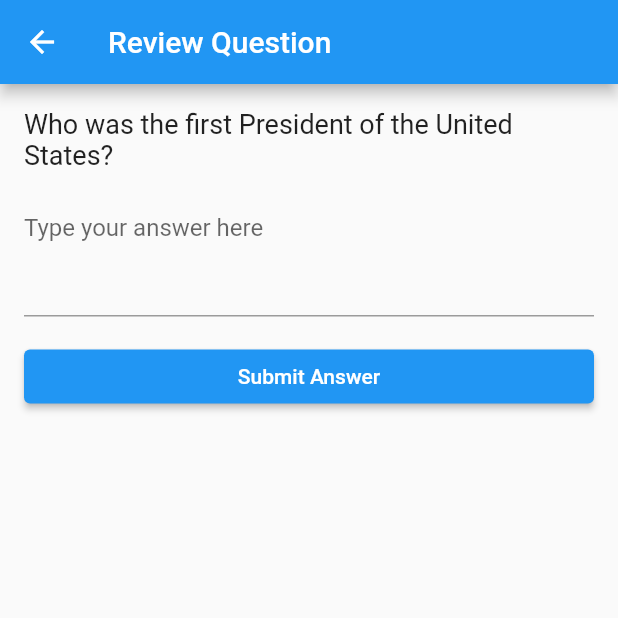
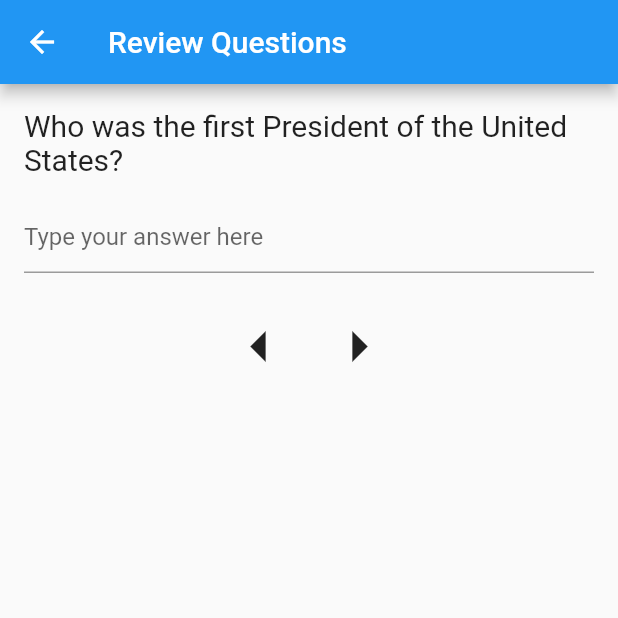
Before and after one commit to awest25/Retainify, a Flutter app: the screen it shows after launch, after a tap on "Review Screen", on a phone screen of 412 x 824 dp, the top half of it. Run offline on Flutter 3.47's test engine with Material 2 defaults, Android fonts, the phone set to English and light mode, and no system bars.

Commit message:
Navigation across 5 questions

```diff
--- a/lib/screens/NotesScreen.dart
+++ b/lib/screens/NotesScreen.dart
@@ -14,10 +14,14 @@ class NotesScreen extends StatelessWidget {
                       Navigator.push(
                           context,
                           MaterialPageRoute(
-                              builder: (context) => ReviewScreen(
-                                    question:
-                                        'Who was the first President of the United States?',
-                                  )));
+                              builder: (context) =>
+                                  const ReviewScreen(questions: [
+                                    'Who was the first President of the United States?',
+                                    'Who was the second President of the United States?',
+                                    'Who was the third President of the United States?',
+                                    'Who was the fourth President of the United States?',
+                                    'Who was the fifth President of the United States?',
+                                  ])));
                     },
                     child: const Text("Review Screen")))));
   }
--- a/lib/screens/ReviewScreen.dart
+++ b/lib/screens/ReviewScreen.dart
@@ -2,34 +2,24 @@ import 'package:flutter/material.dart';
 import 'package:retainify/screens/NotesScreen.dart';
 
 class ReviewScreen extends StatefulWidget {
-  final String question;
+  final List<String> questions;
 
-  ReviewScreen({required this.question});
+  const ReviewScreen({super.key, required this.questions});
 
   @override
   _ReviewScreenState createState() => _ReviewScreenState();
 }
 
 class _ReviewScreenState extends State<ReviewScreen> {
-  late TextEditingController _textEditingController;
-
-  @override
-  void initState() {
-    super.initState();
-    _textEditingController = TextEditingController();
-  }
-
-  @override
-  void dispose() {
-    _textEditingController.dispose();
-    super.dispose();
-  }
+  int currentQuestionIndex = 0;
+  String? currentAnswer;
+  var txtField = TextEditingController();
 
   @override
   Widget build(BuildContext context) {
     return Scaffold(
       appBar: AppBar(
-        title: const Text('Review Question'),
+        title: const Text('Review Questions'),
       ),
       body: Padding(
         padding: const EdgeInsets.all(16.0),
@@ -37,26 +27,54 @@ class _ReviewScreenState extends State<ReviewScreen> {
           crossAxisAlignment: CrossAxisAlignment.stretch,
           children: [
             Text(
-              widget.question,
-              style: const TextStyle(fontSize: 18.0),
+              widget.questions[currentQuestionIndex],
+              style: const TextStyle(fontSize: 20.0),
             ),
             const SizedBox(height: 16.0),
             TextField(
-              controller: _textEditingController,
+              controller: txtField,
+              onChanged: (value) {
+                setState(() {
+                  currentAnswer = value;
+                });
+              },
               decoration: const InputDecoration(
                 hintText: 'Type your answer here',
               ),
-              maxLines: 3,
             ),
             const SizedBox(height: 16.0),
-            ElevatedButton(
-              onPressed: () {
-                // Save the user's answer and go to the next question
-                String answer = _textEditingController.text;
-                // TODO: Implement logic for saving answer and going to next question
-              },
-              child: const Text('Submit Answer'),
-            ),
+            Row(mainAxisAlignment: MainAxisAlignment.center, children: <Widget>[
+              IconButton(
+                iconSize: 50,
+                icon: const Icon(Icons.arrow_left),
+                onPressed: () {
+                  // Save the current answer
+                  // TODO: Implement this functionality
+
+                  // Move to the next question
+                  setState(() {
+                    currentQuestionIndex--;
+                    currentAnswer = '';
+                    txtField.text = '';
+                  });
+                },
+              ),
+              IconButton(
+                iconSize: 50,
+                icon: const Icon(Icons.arrow_right),
+                onPressed: () {
+                  // Save the current answer
+                  // TODO: Implement this functionality
+
+                  // Move to the next question
+                  setState(() {
+                    currentQuestionIndex++;
+                    currentAnswer = '';
+                    txtField.text = '';
+                  });
+                },
+              ),
+            ])
           ],
         ),
       ),
```
